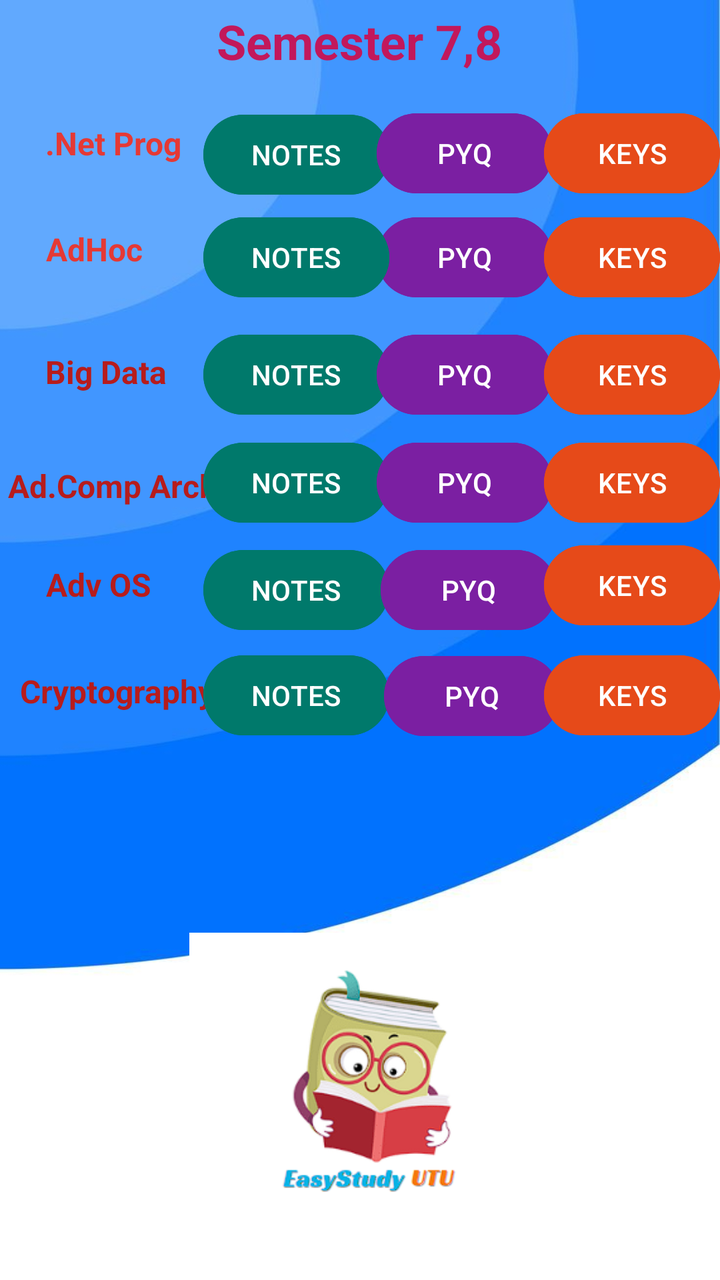
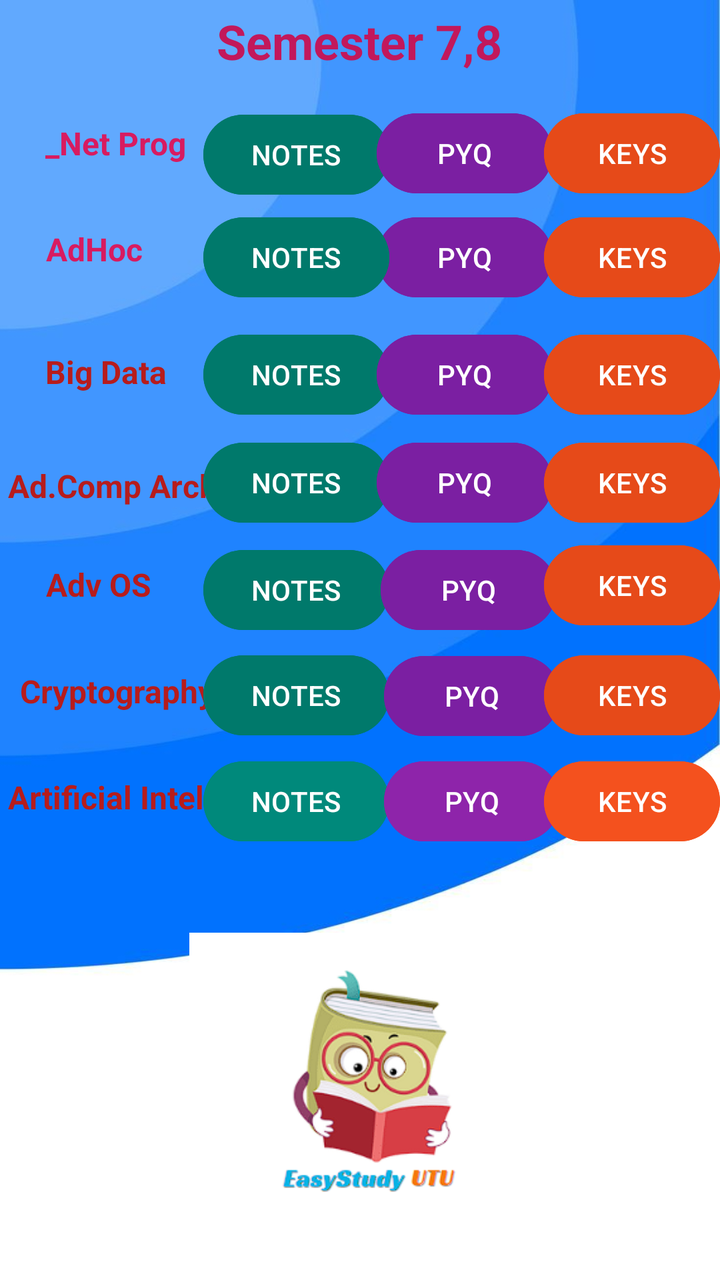

Before-and-after screenshots of an Android layout around one commit, followed by the original layout XML and the change that was made.
<!-- AndroidManifest.xml: application theme Theme.EasyStudyUTU -->
<!-- res/layout/activity_fourth_year.xml -->
<?xml version="1.0" encoding="utf-8"?>
<androidx.constraintlayout.widget.ConstraintLayout xmlns:android="http://schemas.android.com/apk/res/android"
    xmlns:app="http://schemas.android.com/apk/res-auto"
    xmlns:tools="http://schemas.android.com/tools"
    style="d"
    android:layout_width="match_parent"
    android:layout_height="match_parent"
    android:background="@drawable/background2"
    tools:context=".FourthYear">


    <Button
        android:id="@+id/button63"
        android:layout_width="wrap_content"
        android:layout_height="wrap_content"
        android:backgroundTint="#7B1FA2"
        android:text="PYQ"
        app:layout_constraintBottom_toBottomOf="parent"
        app:layout_constraintEnd_toEndOf="parent"
        app:layout_constraintHorizontal_bias="0.693"
        app:layout_constraintStart_toStartOf="parent"
        app:layout_constraintTop_toTopOf="parent"
        app:layout_constraintVertical_bias="0.177" />

    <TextView
        android:id="@+id/textView25"
        android:layout_width="wrap_content"
        android:layout_height="wrap_content"
        android:foregroundTint="#F44336"
        android:text="Semester 7,8"
        android:textColor="#C2185B"
        android:textSize="24dp"
        android:textStyle="bold"
        app:layout_constraintBottom_toBottomOf="parent"
        app:layout_constraintEnd_toEndOf="parent"
        app:layout_constraintHorizontal_bias="0.498"
        app:layout_constraintStart_toStartOf="parent"
        app:layout_constraintTop_toTopOf="parent"
        app:layout_constraintVertical_bias="0.007" />

    <TextView
        android:id="@+id/textView26"
        android:layout_width="wrap_content"
        android:layout_height="wrap_content"
        android:text=".Net Prog"
        android:textColor="#E53935"
        android:textSize="16dp"
        android:textStyle="bold"
        app:layout_constraintBottom_toBottomOf="parent"
        app:layout_constraintEnd_toEndOf="parent"
        app:layout_constraintHorizontal_bias="0.078"
        app:layout_constraintStart_toStartOf="parent"
        app:layout_constraintTop_toTopOf="parent"
        app:layout_constraintVertical_bias="0.098" />

    <Button
        android:id="@+id/button59"
        android:layout_width="wrap_content"
        android:layout_height="wrap_content"
        android:backgroundTint="#00796B"
        android:text="NOTES"
        app:layout_constraintBottom_toBottomOf="parent"
        app:layout_constraintEnd_toEndOf="parent"
        app:layout_constraintHorizontal_bias="0.381"
        app:layout_constraintStart_toStartOf="parent"
        app:layout_constraintTop_toTopOf="parent"
        app:layout_constraintVertical_bias="0.09" />

    <Button
        android:id="@+id/button60"
        android:layout_width="wrap_content"
        android:layout_height="wrap_content"
        android:backgroundTint="#7B1FA2"
        android:text="PYQ"
        app:layout_constraintBottom_toBottomOf="parent"
        app:layout_constraintEnd_toEndOf="parent"
        app:layout_constraintHorizontal_bias="0.693"
        app:layout_constraintStart_toStartOf="parent"
        app:layout_constraintTop_toTopOf="parent"
        app:layout_constraintVertical_bias="0.089" />

    <Button
        android:id="@+id/button61"
        android:layout_width="wrap_content"
        android:layout_height="wrap_content"
        android:backgroundTint="#E64A19"
        android:text="KEYS"
        app:layout_constraintBottom_toBottomOf="parent"
        app:layout_constraintEnd_toEndOf="parent"
        app:layout_constraintHorizontal_bias="1.0"
        app:layout_constraintStart_toStartOf="parent"
        app:layout_constraintTop_toTopOf="parent"
        app:layout_constraintVertical_bias="0.089" />

    <TextView
        android:id="@+id/textView27"
        android:layout_width="wrap_content"
        android:layout_height="wrap_content"
        android:text="AdHoc "
        android:textColor="#E53935"
        android:textSize="16dp"
        android:textStyle="bold"
        app:layout_constraintBottom_toBottomOf="parent"
        app:layout_constraintEnd_toEndOf="parent"
        app:layout_constraintHorizontal_bias="0.075"
        app:layout_constraintStart_toStartOf="parent"
        app:layout_constraintTop_toTopOf="parent"
        app:layout_constraintVertical_bias="0.184" />

    <Button
        android:id="@+id/button62"
        android:layout_width="wrap_content"
        android:layout_height="wrap_content"
        android:backgroundTint="#00796B"
        android:text="NOTES"
        app:layout_constraintBottom_toBottomOf="parent"
        app:layout_constraintEnd_toEndOf="parent"
        app:layout_constraintHorizontal_bias="0.381"
        app:layout_constraintStart_toStartOf="parent"
        app:layout_constraintTop_toTopOf="parent"
        app:layout_constraintVertical_bias="0.177" />

    <Button
        android:id="@+id/button64"
        android:layout_width="wrap_content"
        android:layout_height="wrap_content"
        android:backgroundTint="#E64A19"
        android:text="KEYS"
        app:layout_constraintBottom_toBottomOf="parent"
        app:layout_constraintEnd_toEndOf="parent"
        app:layout_constraintHorizontal_bias="1.0"
        app:layout_constraintStart_toStartOf="parent"
        app:layout_constraintTop_toTopOf="parent"
        app:layout_constraintVertical_bias="0.177" />

    <TextView
        android:id="@+id/textView28"
        android:layout_width="wrap_content"
        android:layout_height="wrap_content"
        android:text="Big Data"
        android:textAllCaps="false"
        android:textColor="#B71C1C"
        android:textSize="16dp"
        android:textStyle="bold"
        app:layout_constraintBottom_toBottomOf="parent"
        app:layout_constraintEnd_toEndOf="parent"
        app:layout_constraintHorizontal_bias="0.076"
        app:layout_constraintStart_toStartOf="parent"
        app:layout_constraintTop_toTopOf="parent"
        app:layout_constraintVertical_bias="0.283" />

    <Button
        android:id="@+id/button65"
        android:layout_width="wrap_content"
        android:layout_height="wrap_content"
        android:backgroundTint="#00796B"
        android:text="NOTES"
        app:layout_constraintBottom_toBottomOf="parent"
        app:layout_constraintEnd_toEndOf="parent"
        app:layout_constraintHorizontal_bias="0.381"
        app:layout_constraintStart_toStartOf="parent"
        app:layout_constraintTop_toTopOf="parent"
        app:layout_constraintVertical_bias="0.276" />

    <Button
        android:id="@+id/button66"
        android:layout_width="wrap_content"
        android:layout_height="wrap_content"
        android:backgroundTint="#7B1FA2"
        android:text="PYQ"
        app:layout_constraintBottom_toBottomOf="parent"
        app:layout_constraintEnd_toEndOf="parent"
        app:layout_constraintHorizontal_bias="0.693"
        app:layout_constraintStart_toStartOf="parent"
        app:layout_constraintTop_toTopOf="parent"
        app:layout_constraintVertical_bias="0.276" />

    <Button
        android:id="@+id/button67"
        android:layout_width="wrap_content"
        android:layout_height="wrap_content"
        android:backgroundTint="#E64A19"
        android:text="KEYS"
        app:layout_constraintBottom_toBottomOf="parent"
        app:layout_constraintEnd_toEndOf="parent"
        app:layout_constraintHorizontal_bias="1.0"
        app:layout_constraintStart_toStartOf="parent"
        app:layout_constraintTop_toTopOf="parent"
        app:layout_constraintVertical_bias="0.276" />

    <TextView
        android:id="@+id/textView24"
        android:layout_width="wrap_content"
        android:layout_height="wrap_content"
        android:text="Ad.Comp Arch"
        android:textColor="#B71C1C"
        android:textSize="16dp"
        android:textStyle="bold"
        app:layout_constraintBottom_toBottomOf="parent"
        app:layout_constraintEnd_toEndOf="parent"
        app:layout_constraintHorizontal_bias="0.016"
        app:layout_constraintStart_toStartOf="parent"
        app:layout_constraintTop_toTopOf="parent"
        app:layout_constraintVertical_bias="0.375" />

    <Button
        android:id="@+id/button68"
        android:layout_width="wrap_content"
        android:layout_height="wrap_content"
        android:backgroundTint="#00796B"
        android:text="NOTES"
        app:layout_constraintBottom_toBottomOf="parent"
        app:layout_constraintEnd_toEndOf="parent"
        app:layout_constraintHorizontal_bias="0.381"
        app:layout_constraintStart_toStartOf="parent"
        app:layout_constraintTop_toTopOf="parent"
        app:layout_constraintVertical_bias="0.367" />

    <Button
        android:id="@+id/button69"
        android:layout_width="wrap_content"
        android:layout_height="wrap_content"
        android:backgroundTint="#7B1FA2"
        android:text="PYQ"
        app:layout_constraintBottom_toBottomOf="parent"
        app:layout_constraintEnd_toEndOf="parent"
        app:layout_constraintHorizontal_bias="0.693"
        app:layout_constraintStart_toStartOf="parent"
        app:layout_constraintTop_toTopOf="parent"
        app:layout_constraintVertical_bias="0.367" />

    <Button
        android:id="@+id/button70"
        android:layout_width="wrap_content"
        android:layout_height="wrap_content"
        android:backgroundTint="#E64A19"
        android:text="KEYS"
        app:layout_constraintBottom_toBottomOf="parent"
        app:layout_constraintEnd_toEndOf="parent"
        app:layout_constraintHorizontal_bias="1.0"
        app:layout_constraintStart_toStartOf="parent"
        app:layout_constraintTop_toTopOf="parent"
        app:layout_constraintVertical_bias="0.367" />

    <TextView
        android:id="@+id/textView29"
        android:layout_width="wrap_content"
        android:layout_height="wrap_content"
        android:text="Adv OS"
        android:textColor="#B71C1C"
        android:textSize="16dp"
        android:textStyle="bold"
        app:layout_constraintBottom_toBottomOf="parent"
        app:layout_constraintEnd_toEndOf="parent"
        app:layout_constraintHorizontal_bias="0.075"
        app:layout_constraintStart_toStartOf="parent"
        app:layout_constraintTop_toTopOf="parent"
        app:layout_constraintVertical_bias="0.455" />

    <Button
        android:id="@+id/button71"
        android:layout_width="wrap_content"
        android:layout_height="wrap_content"
        android:backgroundTint="#00796B"
        android:text="NOTES"
        app:layout_constraintBottom_toBottomOf="parent"
        app:layout_constraintEnd_toEndOf="parent"
        app:layout_constraintHorizontal_bias="0.381"
        app:layout_constraintStart_toStartOf="parent"
        app:layout_constraintTop_toTopOf="parent"
        app:layout_constraintVertical_bias="0.458" />

    <Button
        android:id="@+id/button72"
        android:layout_width="wrap_content"
        android:layout_height="wrap_content"
        android:backgroundTint="#7B1FA2"
        android:text="PYQ"
        app:layout_constraintBottom_toBottomOf="parent"
        app:layout_constraintEnd_toEndOf="parent"
        app:layout_constraintHorizontal_bias="0.7"
        app:layout_constraintStart_toStartOf="parent"
        app:layout_constraintTop_toTopOf="@+id/textView25"
        app:layout_constraintVertical_bias="0.454" />

    <Button
        android:id="@+id/button73"
        android:layout_width="wrap_content"
        android:layout_height="wrap_content"
        android:layout_marginBottom="32dp"
        android:backgroundTint="#E64A19"
        android:text="KEYS"
        app:layout_constraintBottom_toBottomOf="parent"
        app:layout_constraintEnd_toEndOf="parent"
        app:layout_constraintHorizontal_bias="1.0"
        app:layout_constraintStart_toStartOf="parent"
        app:layout_constraintTop_toTopOf="@+id/textView25"
        app:layout_constraintVertical_bias="0.476" />

    <TextView
        android:id="@+id/textView30"
        android:layout_width="wrap_content"
        android:layout_height="wrap_content"
        android:text="Cryptography"
        android:textColor="#B71C1C"
        android:textSize="16dp"
        android:textStyle="bold"
        app:layout_constraintBottom_toBottomOf="parent"
        app:layout_constraintEnd_toEndOf="parent"
        app:layout_constraintHorizontal_bias="0.038"
        app:layout_constraintStart_toStartOf="parent"
        app:layout_constraintTop_toTopOf="parent"
        app:layout_constraintVertical_bias="0.541" />

    <Button
        android:id="@+id/button74"
        android:layout_width="wrap_content"
        android:layout_height="wrap_content"
        android:backgroundTint="#00796B"
        android:text="NOTES"
        app:layout_constraintBottom_toBottomOf="parent"
        app:layout_constraintEnd_toEndOf="parent"
        app:layout_constraintHorizontal_bias="0.381"
        app:layout_constraintStart_toStartOf="parent"
        app:layout_constraintTop_toTopOf="parent"
        app:layout_constraintVertical_bias="0.547" />

    <Button
        android:id="@+id/button75"
        android:layout_width="wrap_content"
        android:layout_height="wrap_content"
        android:backgroundTint="#7B1FA2"
        android:text="PYQ"
        app:layout_constraintBottom_toBottomOf="parent"
        app:layout_constraintEnd_toEndOf="parent"
        app:layout_constraintHorizontal_bias="0.706"
        app:layout_constraintStart_toStartOf="parent"
        app:layout_constraintTop_toTopOf="@+id/textView25"
        app:layout_constraintVertical_bias="0.544" />

    <Button
        android:id="@+id/button76"
        android:layout_width="wrap_content"
        android:layout_height="wrap_content"
        android:backgroundTint="#E64A19"
        android:text="KEYS"
        app:layout_constraintBottom_toBottomOf="parent"
        app:layout_constraintEnd_toEndOf="parent"
        app:layout_constraintHorizontal_bias="1.0"
        app:layout_constraintStart_toStartOf="parent"
        app:layout_constraintTop_toTopOf="parent"
        app:layout_constraintVertical_bias="0.547" />

    <ImageView
        android:id="@+id/imageView7"
        android:layout_width="171dp"
        android:layout_height="185dp"
        app:layout_constraintBottom_toBottomOf="parent"
        app:layout_constraintEnd_toEndOf="parent"
        app:layout_constraintStart_toStartOf="parent"
        app:layout_constraintTop_toTopOf="parent"
        app:layout_constraintVertical_bias="1.0"
        app:srcCompat="@drawable/applogo" />
</androidx.constraintlayout.widget.ConstraintLayout>
<!-- resources referenced by this layout -->
<resources>
  <!-- drawable applogo: png bitmap (drawable, 35512 bytes) -->
  <!-- drawable background2: jpg bitmap (drawable, 18468 bytes) -->
  <style name="Theme.EasyStudyUTU" parent="Base.Theme.EasyStudyUTU" />
  <style name="Base.Theme.EasyStudyUTU" parent="Theme.Material3.DayNight.NoActionBar">
          
          
      </style>
</resources>

<!-- the commit's change to res/layout/activity_fourth_year.xml (unified diff, before → after) -->
@@ -6,11 +6,27 @@
     android:layout_width="match_parent"
     android:layout_height="match_parent"
     android:background="@drawable/background2"
+    android:foregroundTint="#D81B60"
     tools:context=".FourthYear">
 
 
-    <Button
-        android:id="@+id/button63"
+    <TextView
+        android:id="@+id/textView30"
+        android:layout_width="wrap_content"
+        android:layout_height="wrap_content"
+        android:text="Cryptography"
+        android:textColor="#B71C1C"
+        android:textSize="16dp"
+        android:textStyle="bold"
+        app:layout_constraintBottom_toBottomOf="parent"
+        app:layout_constraintEnd_toEndOf="parent"
+        app:layout_constraintHorizontal_bias="0.038"
+        app:layout_constraintStart_toStartOf="parent"
+        app:layout_constraintTop_toTopOf="parent"
+        app:layout_constraintVertical_bias="0.541" />
+
+    <Button
+        android:id="@+id/adhocpyq"
         android:layout_width="wrap_content"
         android:layout_height="wrap_content"
         android:backgroundTint="#7B1FA2"
@@ -42,8 +58,8 @@
         android:id="@+id/textView26"
         android:layout_width="wrap_content"
         android:layout_height="wrap_content"
-        android:text=".Net Prog"
-        android:textColor="#E53935"
+        android:text="_Net Prog"
+        android:textColor="#D81B60"
         android:textSize="16dp"
         android:textStyle="bold"
         app:layout_constraintBottom_toBottomOf="parent"
@@ -54,7 +70,7 @@
         app:layout_constraintVertical_bias="0.098" />
 
     <Button
-        android:id="@+id/button59"
+        android:id="@+id/dotnetnotes"
         android:layout_width="wrap_content"
         android:layout_height="wrap_content"
         android:backgroundTint="#00796B"
@@ -67,7 +83,7 @@
         app:layout_constraintVertical_bias="0.09" />
 
     <Button
-        android:id="@+id/button60"
+        android:id="@+id/dotnetpyq"
         android:layout_width="wrap_content"
         android:layout_height="wrap_content"
         android:backgroundTint="#7B1FA2"
@@ -97,7 +113,7 @@
         android:layout_width="wrap_content"
         android:layout_height="wrap_content"
         android:text="AdHoc "
-        android:textColor="#E53935"
+        android:textColor="#D81B60"
         android:textSize="16dp"
         android:textStyle="bold"
         app:layout_constraintBottom_toBottomOf="parent"
@@ -108,7 +124,7 @@
         app:layout_constraintVertical_bias="0.184" />
 
     <Button
-        android:id="@+id/button62"
+        android:id="@+id/adhocnotes"
         android:layout_width="wrap_content"
         android:layout_height="wrap_content"
         android:backgroundTint="#00796B"
@@ -150,7 +166,7 @@
         app:layout_constraintVertical_bias="0.283" />
 
     <Button
-        android:id="@+id/button65"
+        android:id="@+id/bigdatanotes"
         android:layout_width="wrap_content"
         android:layout_height="wrap_content"
         android:backgroundTint="#00796B"
@@ -163,7 +179,7 @@
         app:layout_constraintVertical_bias="0.276" />
 
     <Button
-        android:id="@+id/button66"
+        android:id="@+id/bigdatapyq"
         android:layout_width="wrap_content"
         android:layout_height="wrap_content"
         android:backgroundTint="#7B1FA2"
@@ -204,7 +220,7 @@
         app:layout_constraintVertical_bias="0.375" />
 
     <Button
-        android:id="@+id/button68"
+        android:id="@+id/advcoanotes"
         android:layout_width="wrap_content"
         android:layout_height="wrap_content"
         android:backgroundTint="#00796B"
@@ -217,7 +233,7 @@
         app:layout_constraintVertical_bias="0.367" />
 
     <Button
-        android:id="@+id/button69"
+        android:id="@+id/advcoapyq"
         android:layout_width="wrap_content"
         android:layout_height="wrap_content"
         android:backgroundTint="#7B1FA2"
@@ -258,7 +274,7 @@
         app:layout_constraintVertical_bias="0.455" />
 
     <Button
-        android:id="@+id/button71"
+        android:id="@+id/advosnotes"
         android:layout_width="wrap_content"
         android:layout_height="wrap_content"
         android:backgroundTint="#00796B"
@@ -271,7 +287,7 @@
         app:layout_constraintVertical_bias="0.458" />
 
     <Button
-        android:id="@+id/button72"
+        android:id="@+id/advospyq"
         android:layout_width="wrap_content"
         android:layout_height="wrap_content"
         android:backgroundTint="#7B1FA2"
@@ -297,23 +313,8 @@
         app:layout_constraintTop_toTopOf="@+id/textView25"
         app:layout_constraintVertical_bias="0.476" />
 
-    <TextView
-        android:id="@+id/textView30"
-        android:layout_width="wrap_content"
-        android:layout_height="wrap_content"
-        android:text="Cryptography"
-        android:textColor="#B71C1C"
-        android:textSize="16dp"
-        android:textStyle="bold"
-        app:layout_constraintBottom_toBottomOf="parent"
-        app:layout_constraintEnd_toEndOf="parent"
-        app:layout_constraintHorizontal_bias="0.038"
-        app:layout_constraintStart_toStartOf="parent"
-        app:layout_constraintTop_toTopOf="parent"
-        app:layout_constraintVertical_bias="0.541" />
-
-    <Button
-        android:id="@+id/button74"
+    <Button
+        android:id="@+id/cryptonotes"
         android:layout_width="wrap_content"
         android:layout_height="wrap_content"
         android:backgroundTint="#00796B"
@@ -326,7 +327,7 @@
         app:layout_constraintVertical_bias="0.547" />
 
     <Button
-        android:id="@+id/button75"
+        android:id="@+id/cryptopyq"
         android:layout_width="wrap_content"
         android:layout_height="wrap_content"
         android:backgroundTint="#7B1FA2"
@@ -361,4 +362,59 @@
         app:layout_constraintTop_toTopOf="parent"
         app:layout_constraintVertical_bias="1.0"
         app:srcCompat="@drawable/applogo" />
+
+    <TextView
+        android:id="@+id/textView31"
+        android:layout_width="wrap_content"
+        android:layout_height="wrap_content"
+        android:backgroundTint="#D81B60"
+        android:text="Artificial Intel."
+        android:textColor="#B71C1C"
+        android:textSize="16dp"
+        android:textStyle="bold"
+        app:layout_constraintBottom_toBottomOf="parent"
+        app:layout_constraintEnd_toEndOf="parent"
+        app:layout_constraintHorizontal_bias="0.016"
+        app:layout_constraintStart_toStartOf="parent"
+        app:layout_constraintTop_toTopOf="parent"
+        app:layout_constraintVertical_bias="0.627" />
+
+    <Button
+        android:id="@+id/ainotes"
+        android:layout_width="wrap_content"
+        android:layout_height="wrap_content"
+        android:backgroundTint="#00897B"
+        android:text="NOTES"
+        app:layout_constraintBottom_toBottomOf="parent"
+        app:layout_constraintEnd_toEndOf="parent"
+        app:layout_constraintHorizontal_bias="0.381"
+        app:layout_constraintStart_toStartOf="parent"
+        app:layout_constraintTop_toTopOf="parent"
+        app:layout_constraintVertical_bias="0.636" />
+
+    <Button
+        android:id="@+id/aipyq"
+        android:layout_width="wrap_content"
+        android:layout_height="wrap_content"
+        android:backgroundTint="#8E24AA"
+        android:text="PYQ"
+        app:layout_constraintBottom_toBottomOf="parent"
+        app:layout_constraintEnd_toEndOf="parent"
+        app:layout_constraintHorizontal_bias="0.706"
+        app:layout_constraintStart_toStartOf="parent"
+        app:layout_constraintTop_toTopOf="parent"
+        app:layout_constraintVertical_bias="0.636" />
+
+    <Button
+        android:id="@+id/aikeys"
+        android:layout_width="wrap_content"
+        android:layout_height="wrap_content"
+        android:backgroundTint="#F4511E"
+        android:text="KEYS"
+        app:layout_constraintBottom_toBottomOf="parent"
+        app:layout_constraintEnd_toEndOf="parent"
+        app:layout_constraintHorizontal_bias="1.0"
+        app:layout_constraintStart_toStartOf="parent"
+        app:layout_constraintTop_toTopOf="parent"
+        app:layout_constraintVertical_bias="0.636" />
 </androidx.constraintlayout.widget.ConstraintLayout>
